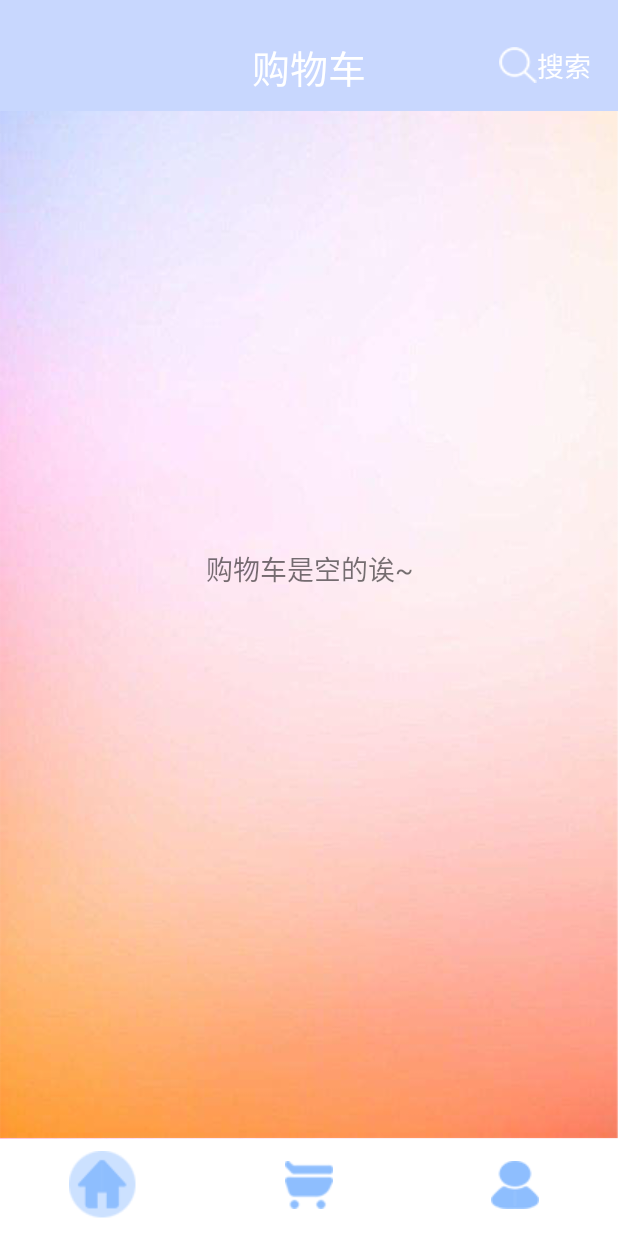
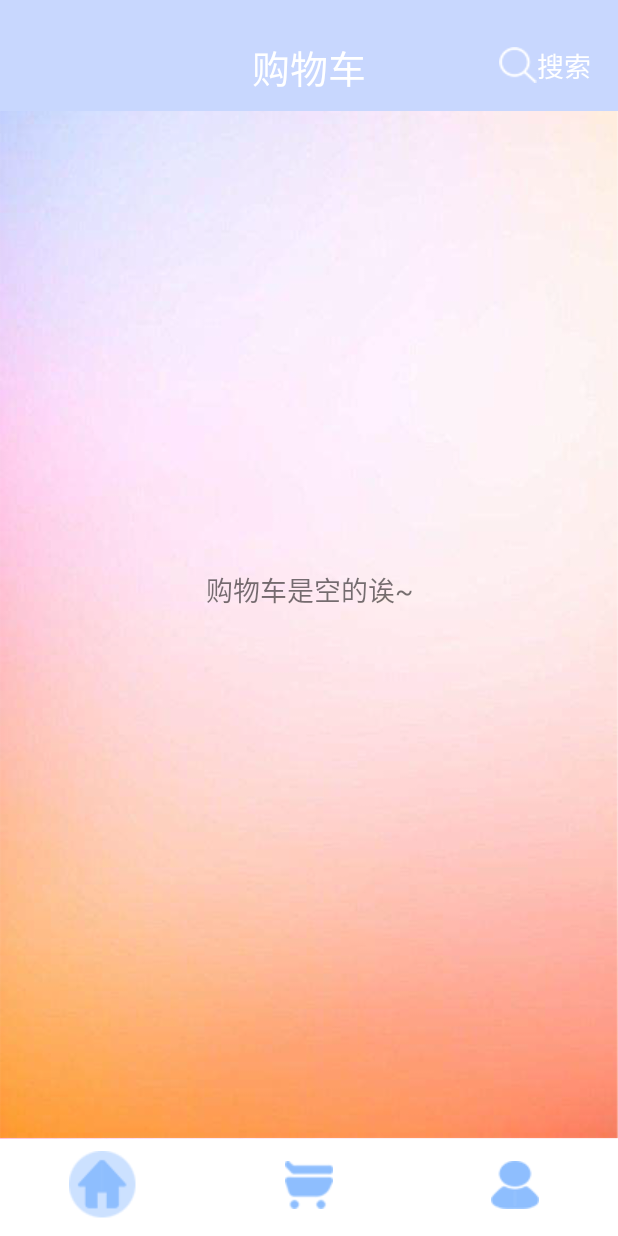
Before and after one commit to 907792582/dashuai, an Android app: the fragment ShoppingCart_Fragment placed in its activity, on a phone screen of 412 x 824 dp. Run offline under Robolectric (Android 15) with nearby library versions, the phone set to English and light mode, and no system bars; our stand-ins replace ButterKnife; libraries missing offline, so code that uses them is left out: com.guanaj.easyswipemenulibrary, com.youth.banner; pictures from the network do not load; 10 statements that could not run were skipped.

Commit message:
购物车UI完善

```diff
--- a/app/src/main/res/layout/shopping_cart.xml
+++ b/app/src/main/res/layout/shopping_cart.xml
@@ -13,7 +13,7 @@
     <ListView
         android:id="@+id/listView"
         android:layout_width="match_parent"
-        android:layout_height="wrap_content"
+        android:layout_height="match_parent"
         android:layout_weight="1"
         android:layout_marginRight="8dp"
         android:layout_marginTop="12dp"
@@ -26,6 +26,7 @@
            android:layout_width="match_parent"
            android:layout_height="match_parent"
            android:gravity="center"
+          android:layout_marginTop="@dimen/large"
            android:textSize="18dp"
            />
     <LinearLayout
@@ -33,7 +34,7 @@
         android:layout_width="match_parent"
         android:layout_height="50dp"
         android:orientation="horizontal"
-        android:layout_alignBottom="@+id/listView">
+        android:layout_alignParentBottom="true">
 
         <LinearLayout
             android:layout_width="0dp"
```
